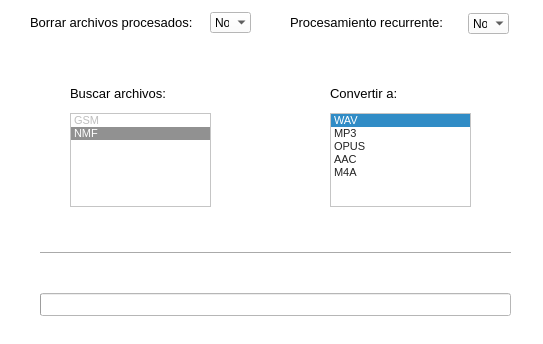
This is main.ui in jcavelez/MATE as Qt 5 draws it before an edit; both pictures show x 0 to 543 and y 256 to 600 of the 543 by 600 pixel window. The edited form follows.
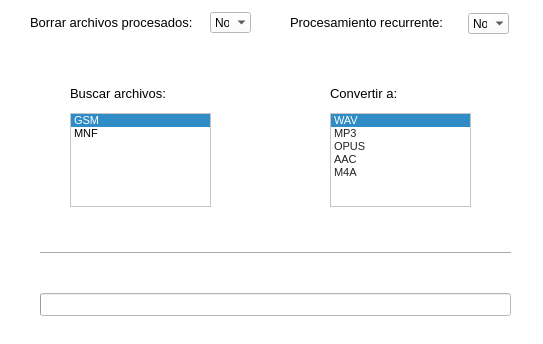
This is the edited form. Icons and pictures are not drawn.

The edit to the form file:
```diff
--- a/main.ui
+++ b/main.ui
@@ -2137,7 +2137,7 @@
    </widget>
    <widget class="QListWidget" name="input_format_text">
     <property name="enabled">
-     <bool>false</bool>
+     <bool>true</bool>
     </property>
     <property name="geometry">
      <rect>
@@ -2161,7 +2161,7 @@
      <number>110</number>
     </property>
     <property name="currentRow">
-     <number>1</number>
+     <number>0</number>
     </property>
     <item>
      <property name="text">
@@ -2170,7 +2170,7 @@
     </item>
     <item>
      <property name="text">
-      <string>NMF</string>
+      <string>MNF</string>
      </property>
     </item>
    </widget>
```
